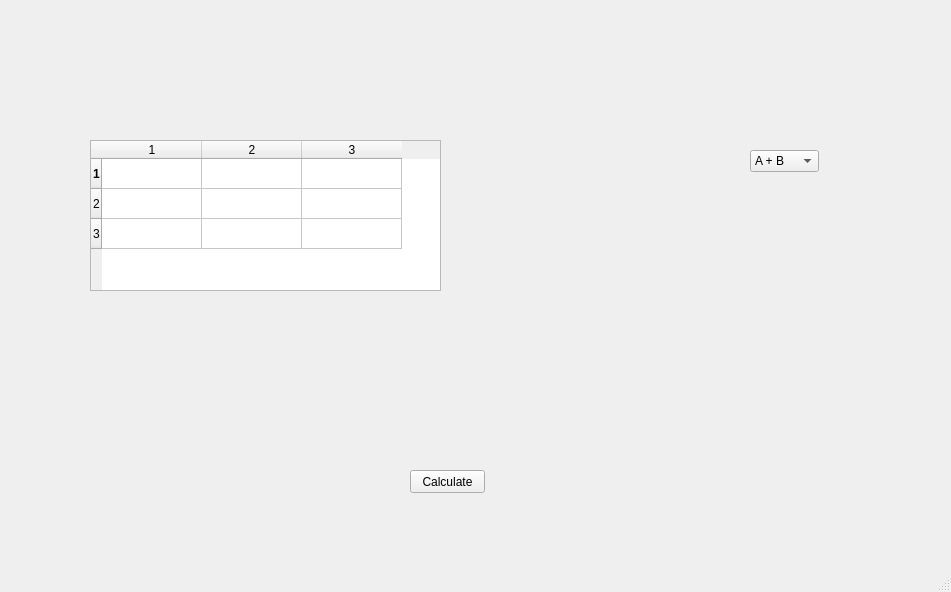
The window that mainwindow.ui (justinhay14/Matrix-Calulator-cpp) describes before a commit, drawn with Qt 5.
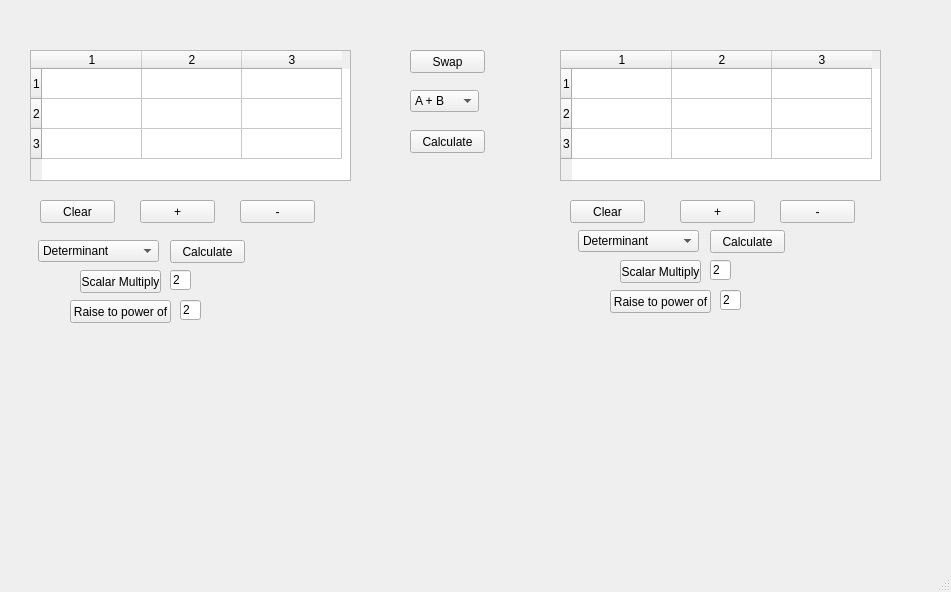
The same window after the commit.

The edit to the form file:
```diff
--- a/mainwindow.ui
+++ b/mainwindow.ui
@@ -18,7 +18,7 @@
     <property name="geometry">
      <rect>
       <x>410</x>
-      <y>470</y>
+      <y>130</y>
       <width>75</width>
       <height>23</height>
      </rect>
@@ -30,8 +30,8 @@
    <widget class="QComboBox" name="comboBox">
     <property name="geometry">
      <rect>
-      <x>750</x>
-      <y>150</y>
+      <x>410</x>
+      <y>90</y>
       <width>69</width>
       <height>22</height>
      </rect>
@@ -60,10 +60,10 @@
    <widget class="QTableWidget" name="tableWidget">
     <property name="geometry">
      <rect>
-      <x>90</x>
-      <y>140</y>
-      <width>351</width>
-      <height>151</height>
+      <x>30</x>
+      <y>50</y>
+      <width>321</width>
+      <height>131</height>
      </rect>
     </property>
     <row>
@@ -72,42 +72,108 @@
      </property>
      <property name="font">
       <font>
-       <weight>75</weight>
-       <bold>true</bold>
-       <kerning>false</kerning>
+       <weight>50</weight>
+       <bold>false</bold>
+       <kerning>true</kerning>
       </font>
      </property>
-     <property name="background">
-      <color>
-       <red>255</red>
-       <green>0</green>
-       <blue>0</blue>
-      </color>
+    </row>
+    <row>
+     <property name="text">
+      <string>2</string>
      </property>
     </row>
     <row>
      <property name="text">
+      <string>3</string>
+     </property>
+    </row>
+    <column>
+     <property name="text">
+      <string>1</string>
+     </property>
+    </column>
+    <column>
+     <property name="text">
       <string>2</string>
      </property>
-     <property name="background">
-      <color>
-       <red>255</red>
-       <green>0</green>
-       <blue>0</blue>
-      </color>
+    </column>
+    <column>
+     <property name="text">
+      <string>3</string>
      </property>
+    </column>
+    <item row="0" column="0">
+     <property name="text">
+      <string/>
+     </property>
+     <property name="textAlignment">
+      <set>AlignCenter</set>
+     </property>
+    </item>
+    <item row="1" column="1">
+     <property name="text">
+      <string/>
+     </property>
+     <property name="textAlignment">
+      <set>AlignCenter</set>
+     </property>
+    </item>
+    <item row="1" column="2">
+     <property name="text">
+      <string/>
+     </property>
+     <property name="textAlignment">
+      <set>AlignCenter</set>
+     </property>
+    </item>
+    <item row="2" column="0">
+     <property name="text">
+      <string/>
+     </property>
+     <property name="textAlignment">
+      <set>AlignCenter</set>
+     </property>
+    </item>
+    <item row="2" column="2">
+     <property name="text">
+      <string/>
+     </property>
+     <property name="textAlignment">
+      <set>AlignCenter</set>
+     </property>
+    </item>
+   </widget>
+   <widget class="QTableWidget" name="tableWidget_2">
+    <property name="geometry">
+     <rect>
+      <x>560</x>
+      <y>50</y>
+      <width>321</width>
+      <height>131</height>
+     </rect>
+    </property>
+    <row>
+     <property name="text">
+      <string>1</string>
+     </property>
+     <property name="font">
+      <font>
+       <weight>50</weight>
+       <bold>false</bold>
+       <kerning>true</kerning>
+      </font>
+     </property>
     </row>
+    <row>
+     <property name="text">
+      <string>2</string>
+     </property>
+    </row>
     <row>
      <property name="text">
       <string>3</string>
      </property>
-     <property name="background">
-      <color>
-       <red>255</red>
-       <green>0</green>
-       <blue>0</blue>
-      </color>
-     </property>
     </row>
     <column>
      <property name="text">
@@ -124,6 +190,327 @@
       <string>3</string>
      </property>
     </column>
+    <item row="0" column="0">
+     <property name="text">
+      <string/>
+     </property>
+     <property name="textAlignment">
+      <set>AlignCenter</set>
+     </property>
+    </item>
+    <item row="1" column="1">
+     <property name="text">
+      <string/>
+     </property>
+     <property name="textAlignment">
+      <set>AlignCenter</set>
+     </property>
+    </item>
+    <item row="1" column="2">
+     <property name="text">
+      <string/>
+     </property>
+     <property name="textAlignment">
+      <set>AlignCenter</set>
+     </property>
+    </item>
+    <item row="2" column="0">
+     <property name="text">
+      <string/>
+     </property>
+     <property name="textAlignment">
+      <set>AlignCenter</set>
+     </property>
+    </item>
+    <item row="2" column="2">
+     <property name="text">
+      <string/>
+     </property>
+     <property name="textAlignment">
+      <set>AlignCenter</set>
+     </property>
+    </item>
+   </widget>
+   <widget class="QPushButton" name="pushButton_2">
+    <property name="geometry">
+     <rect>
+      <x>410</x>
+      <y>50</y>
+      <width>75</width>
+      <height>23</height>
+     </rect>
+    </property>
+    <property name="text">
+     <string>Swap</string>
+    </property>
+   </widget>
+   <widget class="QPushButton" name="pushButton_3">
+    <property name="geometry">
+     <rect>
+      <x>40</x>
+      <y>200</y>
+      <width>75</width>
+      <height>23</height>
+     </rect>
+    </property>
+    <property name="text">
+     <string>Clear</string>
+    </property>
+   </widget>
+   <widget class="QPushButton" name="pushButton_4">
+    <property name="geometry">
+     <rect>
+      <x>570</x>
+      <y>200</y>
+      <width>75</width>
+      <height>23</height>
+     </rect>
+    </property>
+    <property name="text">
+     <string>Clear</string>
+    </property>
+   </widget>
+   <widget class="QPushButton" name="pushButton_5">
+    <property name="geometry">
+     <rect>
+      <x>140</x>
+      <y>200</y>
+      <width>75</width>
+      <height>23</height>
+     </rect>
+    </property>
+    <property name="text">
+     <string>+</string>
+    </property>
+   </widget>
+   <widget class="QPushButton" name="pushButton_6">
+    <property name="geometry">
+     <rect>
+      <x>240</x>
+      <y>200</y>
+      <width>75</width>
+      <height>23</height>
+     </rect>
+    </property>
+    <property name="text">
+     <string>-</string>
+    </property>
+   </widget>
+   <widget class="QPushButton" name="pushButton_7">
+    <property name="geometry">
+     <rect>
+      <x>680</x>
+      <y>200</y>
+      <width>75</width>
+      <height>23</height>
+     </rect>
+    </property>
+    <property name="text">
+     <string>+</string>
+    </property>
+   </widget>
+   <widget class="QPushButton" name="pushButton_8">
+    <property name="geometry">
+     <rect>
+      <x>780</x>
+      <y>200</y>
+      <width>75</width>
+      <height>23</height>
+     </rect>
+    </property>
+    <property name="text">
+     <string>-</string>
+    </property>
+   </widget>
+   <widget class="QComboBox" name="comboBox_2">
+    <property name="geometry">
+     <rect>
+      <x>38</x>
+      <y>240</y>
+      <width>121</width>
+      <height>22</height>
+     </rect>
+    </property>
+    <item>
+     <property name="text">
+      <string>Determinant</string>
+     </property>
+    </item>
+    <item>
+     <property name="text">
+      <string>Inverse</string>
+     </property>
+    </item>
+    <item>
+     <property name="text">
+      <string>Transpose</string>
+     </property>
+    </item>
+    <item>
+     <property name="text">
+      <string>Reduced Row Echelon Form</string>
+     </property>
+    </item>
+   </widget>
+   <widget class="QPushButton" name="pushButton_9">
+    <property name="geometry">
+     <rect>
+      <x>80</x>
+      <y>270</y>
+      <width>81</width>
+      <height>23</height>
+     </rect>
+    </property>
+    <property name="text">
+     <string>Scalar Multiply</string>
+    </property>
+   </widget>
+   <widget class="QPushButton" name="pushButton_10">
+    <property name="geometry">
+     <rect>
+      <x>170</x>
+      <y>240</y>
+      <width>75</width>
+      <height>23</height>
+     </rect>
+    </property>
+    <property name="text">
+     <string>Calculate</string>
+    </property>
+   </widget>
+   <widget class="QLineEdit" name="lineEdit">
+    <property name="geometry">
+     <rect>
+      <x>170</x>
+      <y>270</y>
+      <width>21</width>
+      <height>20</height>
+     </rect>
+    </property>
+    <property name="text">
+     <string>2</string>
+    </property>
+   </widget>
+   <widget class="QPushButton" name="pushButton_11">
+    <property name="geometry">
+     <rect>
+      <x>70</x>
+      <y>300</y>
+      <width>101</width>
+      <height>23</height>
+     </rect>
+    </property>
+    <property name="text">
+     <string>Raise to power of</string>
+    </property>
+   </widget>
+   <widget class="QLineEdit" name="lineEdit_2">
+    <property name="geometry">
+     <rect>
+      <x>180</x>
+      <y>300</y>
+      <width>21</width>
+      <height>20</height>
+     </rect>
+    </property>
+    <property name="text">
+     <string>2</string>
+    </property>
+   </widget>
+   <widget class="QPushButton" name="pushButton_12">
+    <property name="geometry">
+     <rect>
+      <x>710</x>
+      <y>230</y>
+      <width>75</width>
+      <height>23</height>
+     </rect>
+    </property>
+    <property name="text">
+     <string>Calculate</string>
+    </property>
+   </widget>
+   <widget class="QComboBox" name="comboBox_3">
+    <property name="geometry">
+     <rect>
+      <x>578</x>
+      <y>230</y>
+      <width>121</width>
+      <height>22</height>
+     </rect>
+    </property>
+    <item>
+     <property name="text">
+      <string>Determinant</string>
+     </property>
+    </item>
+    <item>
+     <property name="text">
+      <string>Inverse</string>
+     </property>
+    </item>
+    <item>
+     <property name="text">
+      <string>Transpose</string>
+     </property>
+    </item>
+    <item>
+     <property name="text">
+      <string>Reduced Row Echelon Form</string>
+     </property>
+    </item>
+   </widget>
+   <widget class="QLineEdit" name="lineEdit_3">
+    <property name="geometry">
+     <rect>
+      <x>720</x>
+      <y>290</y>
+      <width>21</width>
+      <height>20</height>
+     </rect>
+    </property>
+    <property name="text">
+     <string>2</string>
+    </property>
+   </widget>
+   <widget class="QPushButton" name="pushButton_13">
+    <property name="geometry">
+     <rect>
+      <x>620</x>
+      <y>260</y>
+      <width>81</width>
+      <height>23</height>
+     </rect>
+    </property>
+    <property name="text">
+     <string>Scalar Multiply</string>
+    </property>
+   </widget>
+   <widget class="QPushButton" name="pushButton_14">
+    <property name="geometry">
+     <rect>
+      <x>610</x>
+      <y>290</y>
+      <width>101</width>
+      <height>23</height>
+     </rect>
+    </property>
+    <property name="text">
+     <string>Raise to power of</string>
+    </property>
+   </widget>
+   <widget class="QLineEdit" name="lineEdit_4">
+    <property name="geometry">
+     <rect>
+      <x>710</x>
+      <y>260</y>
+      <width>21</width>
+      <height>20</height>
+     </rect>
+    </property>
+    <property name="text">
+     <string>2</string>
+    </property>
    </widget>
   </widget>
   <widget class="QStatusBar" name="statusbar"/>
```
